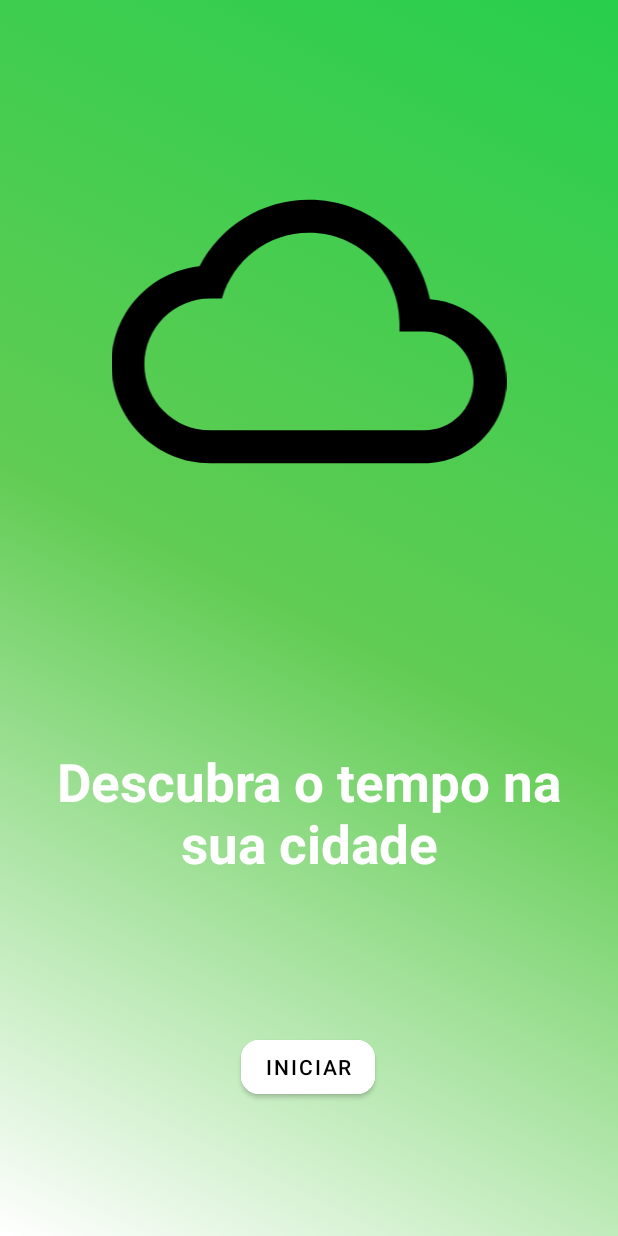
After one commit to ruancampelo/ClimaTempoAndroid, an Android app: the layout activity_start.xml on its own in the app's theme, with its tools: preview values and no code run, on a phone screen of 412 x 824 dp. The commit adds this screen. Run offline under Robolectric (Android 15) with nearby library versions, the phone set to English and light mode, and no system bars.

Commit message:
criação da tela de inicio e flag de continuidade

```diff
--- a/app/src/main/java/br/infnet/climatempoandroid/MainActivity.kt
+++ b/app/src/main/java/br/infnet/climatempoandroid/MainActivity.kt
@@ -8,5 +8,4 @@ class MainActivity : AppCompatActivity() {
         super.onCreate(savedInstanceState)
         setContentView(R.layout.activity_main)
     }
-    //estado 2
 }
--- /dev/null
+++ b/app/src/main/res/drawable/color_startactivity.xml
@@ -0,0 +1,13 @@
+<?xml version="1.0" encoding="UTF-8"?>
+<selector xmlns:android="http://schemas.android.com/apk/res/android">
+    <item>
+        <shape>
+            <gradient
+
+                android:startColor="#FFFFFF"
+                android:centerColor="#61CC53"
+                android:endColor="#28CE4D"
+                android:angle="45"/>
+        </shape>
+    </item>
+</selector>
--- /dev/null
+++ b/app/src/main/res/drawable/ic_cloud.xml
@@ -0,0 +1,5 @@
+<vector android:height="24dp" android:tint="#000000"
+    android:viewportHeight="24" android:viewportWidth="24"
+    android:width="24dp" xmlns:android="http://schemas.android.com/apk/res/android">
+    <path android:fillColor="@android:color/white" android:pathData="M19.35,10.04C18.67,6.59 15.64,4 12,4 9.11,4 6.6,5.64 5.35,8.04 2.34,8.36 0,10.91 0,14c0,3.31 2.69,6 6,6h13c2.76,0 5,-2.24 5,-5 0,-2.64 -2.05,-4.78 -4.65,-4.96zM19,18H6c-2.21,0 -4,-1.79 -4,-4s1.79,-4 4,-4h0.71C7.37,7.69 9.48,6 12,6c3.04,0 5.5,2.46 5.5,5.5v0.5H19c1.66,0 3,1.34 3,3s-1.34,3 -3,3z"/>
+</vector>
--- /dev/null
+++ b/app/src/main/res/layout/activity_start.xml
@@ -0,0 +1,49 @@
+<?xml version="1.0" encoding="utf-8"?>
+<androidx.constraintlayout.widget.ConstraintLayout xmlns:android="http://schemas.android.com/apk/res/android"
+    xmlns:app="http://schemas.android.com/apk/res-auto"
+    xmlns:tools="http://schemas.android.com/tools"
+    android:layout_width="match_parent"
+    android:layout_height="match_parent"
+    android:background="@drawable/color_startactivity"
+    tools:context=".StartActivity">
+
+
+    <Button
+        android:id="@+id/btn_inicio"
+        android:layout_width="wrap_content"
+        android:layout_height="wrap_content"
+        android:backgroundTint="@color/white"
+        android:text="Iniciar"
+        android:textColor="@color/black"
+        app:cornerRadius="12dp"
+        app:layout_constraintBottom_toBottomOf="parent"
+        app:layout_constraintEnd_toEndOf="parent"
+        app:layout_constraintHorizontal_bias="0.498"
+        app:layout_constraintStart_toStartOf="parent"
+        app:layout_constraintTop_toBottomOf="@+id/textView" />
+
+    <ImageView
+        android:id="@+id/imageView"
+        android:layout_width="412dp"
+        android:layout_height="263dp"
+        app:layout_constraintBottom_toTopOf="@+id/textView"
+        app:layout_constraintStart_toStartOf="parent"
+        app:layout_constraintTop_toTopOf="parent"
+        app:layout_constraintVertical_chainStyle="spread"
+        app:srcCompat="@drawable/ic_cloud" />
+
+    <TextView
+        android:id="@+id/textView"
+        android:layout_width="wrap_content"
+        android:layout_height="wrap_content"
+        android:layout_marginTop="44dp"
+        android:padding="12dp"
+        android:text="Descubra o tempo na sua cidade"
+        android:textAlignment="center"
+        android:textColor="@color/white"
+        android:textSize="35dp"
+        android:textStyle="bold"
+        app:layout_constraintBottom_toTopOf="@+id/btn_inicio"
+        app:layout_constraintStart_toStartOf="parent"
+        app:layout_constraintTop_toBottomOf="@+id/imageView" />
+</androidx.constraintlayout.widget.ConstraintLayout>
--- a/app/src/main/res/values/colors.xml
+++ b/app/src/main/res/values/colors.xml
@@ -1,5 +1,5 @@
 <?xml version="1.0" encoding="utf-8"?>
-<resources>
+<resources xmlns:android="http://schemas.android.com/apk/res/android">
     <color name="purple_200">#FFBB86FC</color>
     <color name="purple_500">#FF6200EE</color>
     <color name="purple_700">#FF3700B3</color>
```
Also changed, not shown: app/build.gradle (+7 -0 lines), app/src/main/AndroidManifest.xml (+7 -0 lines), app/src/main/java/br/infnet/climatempoandroid/StartActivity.kt (added, +53 -0 lines).
